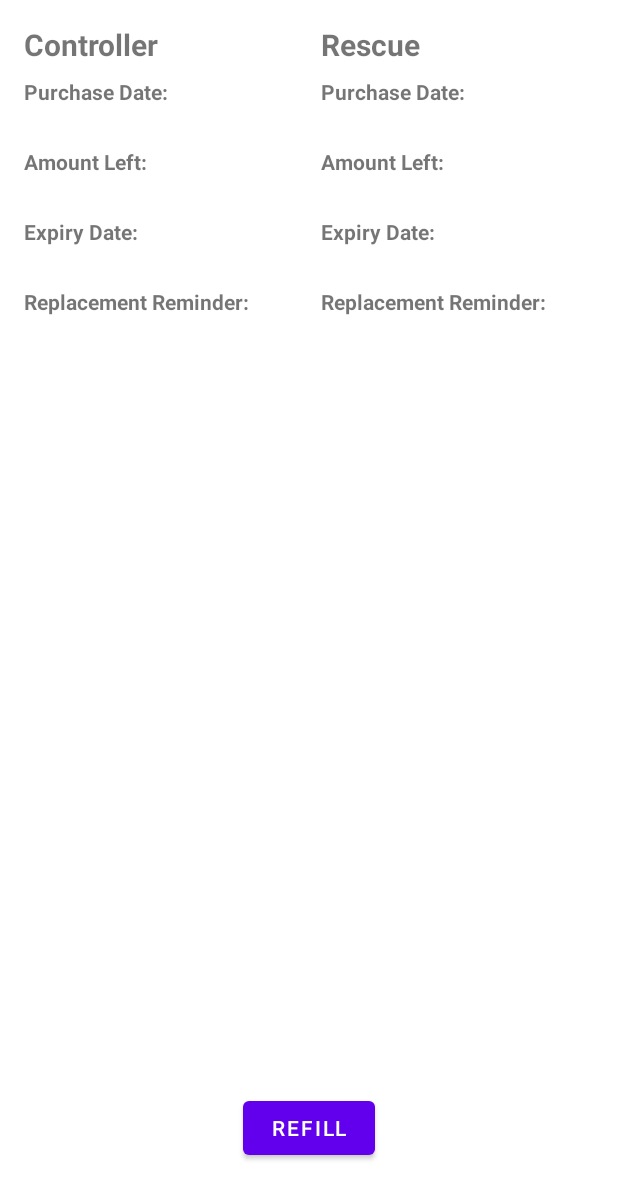
After one commit to mhamza1906/B07-SMART-AIR, an Android app: the InventoryLogActivity screen opened directly, with no data from a screen before it, on a phone screen of 412 x 824 dp. The commit adds this screen. Shown: the top 1199 px of the screen. Run offline under Robolectric (Android 15) with nearby library versions, the phone set to English and light mode, and no system bars; our stand-ins replace Firebase (no records; nobody signed in at launch, a user with empty details on screens opened directly); 3 statements that could not run were skipped.

Commit message:
Added an inventory log

```diff
--- a/app/src/main/java/com/example/smart_air/ManageChildActivity.java
+++ b/app/src/main/java/com/example/smart_air/ManageChildActivity.java
@@ -74,7 +74,7 @@ public class ManageChildActivity extends AppCompatActivity {
 
         } else if (id == R.id.navInventory) {
             loadPage(R.layout.manage_child_page,
-                    ManageInventoryActivity.class,
+                    InventoryLogActivity.class,
                     "Press START to manage medicine inventory for this child.");
 
         } else if (id == R.id.navRewards) {
--- a/app/src/main/java/com/example/smart_air/ManageInventoryActivity.java
+++ /dev/null
@@ -1,4 +0,0 @@
-package com.example.smart_air;
-
-public class ManageInventoryActivity {
-}
--- /dev/null
+++ b/app/src/main/res/layout/activity_inventory_log.xml
@@ -0,0 +1,169 @@
+<?xml version="1.0" encoding="utf-8"?>
+<androidx.constraintlayout.widget.ConstraintLayout xmlns:android="http://schemas.android.com/apk/res/android"
+    xmlns:app="http://schemas.android.com/apk/res-auto"
+    xmlns:tools="http://schemas.android.com/tools"
+    android:layout_width="match_parent"
+    android:layout_height="match_parent"
+    tools:context=".InventoryLogActivity"
+    android:padding="16dp">
+
+    <LinearLayout
+        android:id="@+id/table_container"
+        android:layout_width="0dp"
+        android:layout_height="wrap_content"
+        android:orientation="horizontal"
+        app:layout_constraintTop_toTopOf="parent"
+        app:layout_constraintStart_toStartOf="parent"
+        app:layout_constraintEnd_toEndOf="parent"
+        android:baselineAligned="false">
+
+
+        <LinearLayout
+            android:layout_width="0dp"
+            android:layout_height="wrap_content"
+            android:layout_weight="1"
+            android:orientation="vertical"
+            android:paddingEnd="8dp"
+            tools:ignore="RtlSymmetry">
+
+            <TextView
+                android:layout_width="wrap_content"
+                android:layout_height="wrap_content"
+                android:layout_marginBottom="8dp"
+                android:text="Controller"
+                android:textSize="20sp"
+                android:textStyle="bold" />
+
+            <TextView
+                android:layout_width="match_parent"
+                android:layout_height="wrap_content"
+                android:text="Purchase Date:"
+                android:textStyle="bold" />
+
+            <TextView
+                android:id="@+id/controller_purchase_date"
+                android:layout_width="match_parent"
+                android:layout_height="wrap_content"
+                android:layout_marginBottom="8dp"
+                tools:text="2023-01-01" />
+
+            <TextView
+                android:layout_width="match_parent"
+                android:layout_height="wrap_content"
+                android:text="Amount Left:"
+                android:textStyle="bold" />
+
+            <TextView
+                android:id="@+id/controller_amount_left"
+                android:layout_width="match_parent"
+                android:layout_height="wrap_content"
+                android:layout_marginBottom="8dp"
+                tools:text="100" />
+
+            <TextView
+                android:layout_width="match_parent"
+                android:layout_height="wrap_content"
+                android:text="Expiry Date:"
+                android:textStyle="bold" />
+
+            <TextView
+                android:id="@+id/controller_expiry_date"
+                android:layout_width="match_parent"
+                android:layout_height="wrap_content"
+                android:layout_marginBottom="8dp"
+                tools:text="2025-01-01" />
+
+            <TextView
+                android:layout_width="match_parent"
+                android:layout_height="wrap_content"
+                android:text="Replacement Reminder:"
+                android:textStyle="bold" />
+
+            <TextView
+                android:id="@+id/controller_replacement_reminder"
+                android:layout_width="match_parent"
+                android:layout_height="wrap_content"
+                tools:text="2024-12-01" />
+        </LinearLayout>
+
+
+        <LinearLayout
+            android:layout_width="0dp"
+            android:layout_height="wrap_content"
+            android:layout_weight="1"
+            android:orientation="vertical"
+            android:paddingStart="8dp"
+            tools:ignore="RtlSymmetry">
+
+            <TextView
+                android:layout_width="wrap_content"
+                android:layout_height="wrap_content"
+                android:layout_marginBottom="8dp"
+                android:text="Rescue"
+                android:textSize="20sp"
+                android:textStyle="bold" />
+
+            <TextView
+                android:layout_width="match_parent"
+                android:layout_height="wrap_content"
+                android:text="Purchase Date:"
+                android:textStyle="bold" />
+
+            <TextView
+                android:id="@+id/rescue_purchase_date"
+                android:layout_width="match_parent"
+                android:layout_height="wrap_content"
+                android:layout_marginBottom="8dp"
+                tools:text="2024-02-01" />
+
+            <TextView
+                android:layout_width="match_parent"
+                android:layout_height="wrap_content"
+                android:text="Amount Left:"
+                android:textStyle="bold" />
+
+            <TextView
+                android:id="@+id/rescue_amount_left"
+                android:layout_width="match_parent"
+                android:layout_height="wrap_content"
+                android:layout_marginBottom="8dp"
+                tools:text="50" />
+
+            <TextView
+                android:layout_width="match_parent"
+                android:layout_height="wrap_content"
+                android:text="Expiry Date:"
+                android:textStyle="bold" />
+
+            <TextView
+                android:id="@+id/rescue_expiry_date"
+                android:layout_width="match_parent"
+                android:layout_height="wrap_content"
+                android:layout_marginBottom="8dp"
+                tools:text="2026-02-01" />
+
+            <TextView
+                android:layout_width="match_parent"
+                android:layout_height="wrap_content"
+                android:text="Replacement Reminder:"
+                android:textStyle="bold" />
+
+            <TextView
+                android:id="@+id/rescue_replacement_reminder"
+                android:layout_width="match_parent"
+                android:layout_height="wrap_content"
+                tools:text="2026-01-01" />
+        </LinearLayout>
+    </LinearLayout>
+
+    <Button
+        android:id="@+id/refill_button"
+        android:layout_width="wrap_content"
+        android:layout_height="wrap_content"
+        android:text="Refill"
+        app:layout_constraintBottom_toBottomOf="parent"
+        app:layout_constraintStart_toStartOf="parent"
+        app:layout_constraintEnd_toEndOf="parent"
+        android:layout_marginBottom="32dp"/>
+
+</androidx.constraintlayout.widget.ConstraintLayout>
--- a/app/src/main/res/values/strings.xml
+++ b/app/src/main/res/values/strings.xml
@@ -258,6 +258,4 @@
     </string>
 
 
-
-
 </resources>
```
Also changed, not shown: app/src/main/AndroidManifest.xml (+5 -13 lines), app/src/main/java/com/example/smart_air/InventoryLogActivity.java (added, +114 -0 lines), app/src/main/java/com/example/smart_air/RefillActivity.java (added, +117 -0 lines), app/src/main/res/layout/activity_refill.xml (added, +154 -0 lines).
